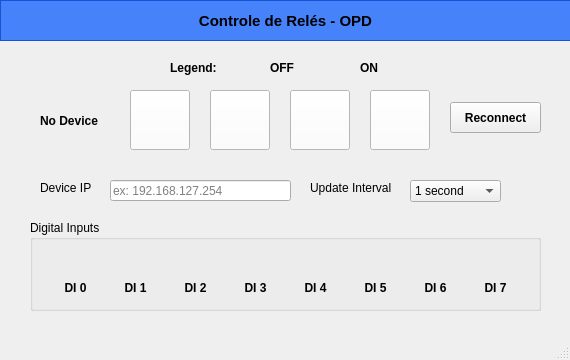
First picture: the form in main.ui, repository ramonefoster/remoteRelaysOPD, before the edit.
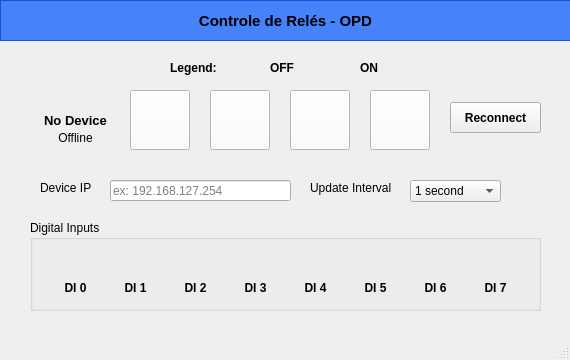
Second picture: the form after the edit. Icons and pictures are not drawn.

Patch:
```diff
--- a/main.ui
+++ b/main.ui
@@ -704,15 +704,15 @@
    <widget class="QLabel" name="txtName">
     <property name="geometry">
      <rect>
-      <x>40</x>
+      <x>30</x>
       <y>110</y>
-      <width>81</width>
+      <width>91</width>
       <height>21</height>
      </rect>
     </property>
     <property name="font">
      <font>
-      <pointsize>9</pointsize>
+      <pointsize>10</pointsize>
       <weight>75</weight>
       <bold>true</bold>
      </font>
@@ -720,6 +720,9 @@
     <property name="text">
      <string>No Device</string>
     </property>
+    <property name="alignment">
+     <set>Qt::AlignCenter</set>
+    </property>
    </widget>
    <widget class="QPushButton" name="btnReconnect">
     <property name="geometry">
@@ -740,6 +743,22 @@
      <string>Reconnect</string>
     </property>
    </widget>
+   <widget class="QLabel" name="statConnect">
+    <property name="geometry">
+     <rect>
+      <x>30</x>
+      <y>130</y>
+      <width>91</width>
+      <height>16</height>
+     </rect>
+    </property>
+    <property name="text">
+     <string>Offline</string>
+    </property>
+    <property name="alignment">
+     <set>Qt::AlignCenter</set>
+    </property>
+   </widget>
   </widget>
   <widget class="QMenuBar" name="menubar">
    <property name="geometry">
```
Left out of the diff: 24 changed lines with no effect on the pictures.
